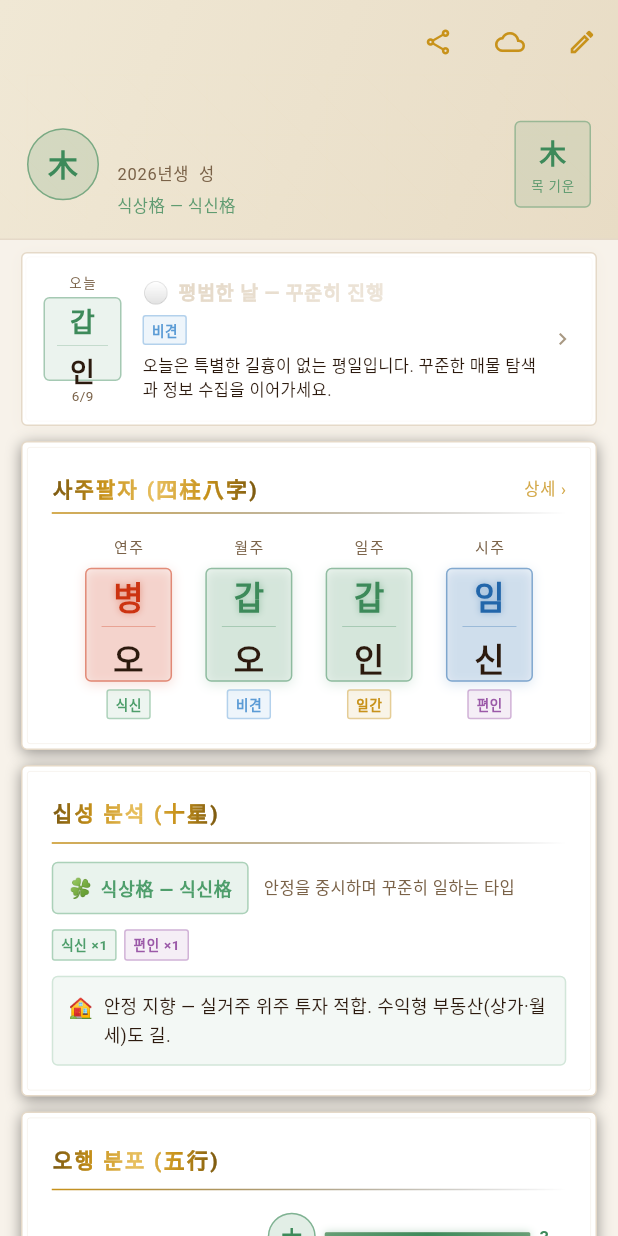
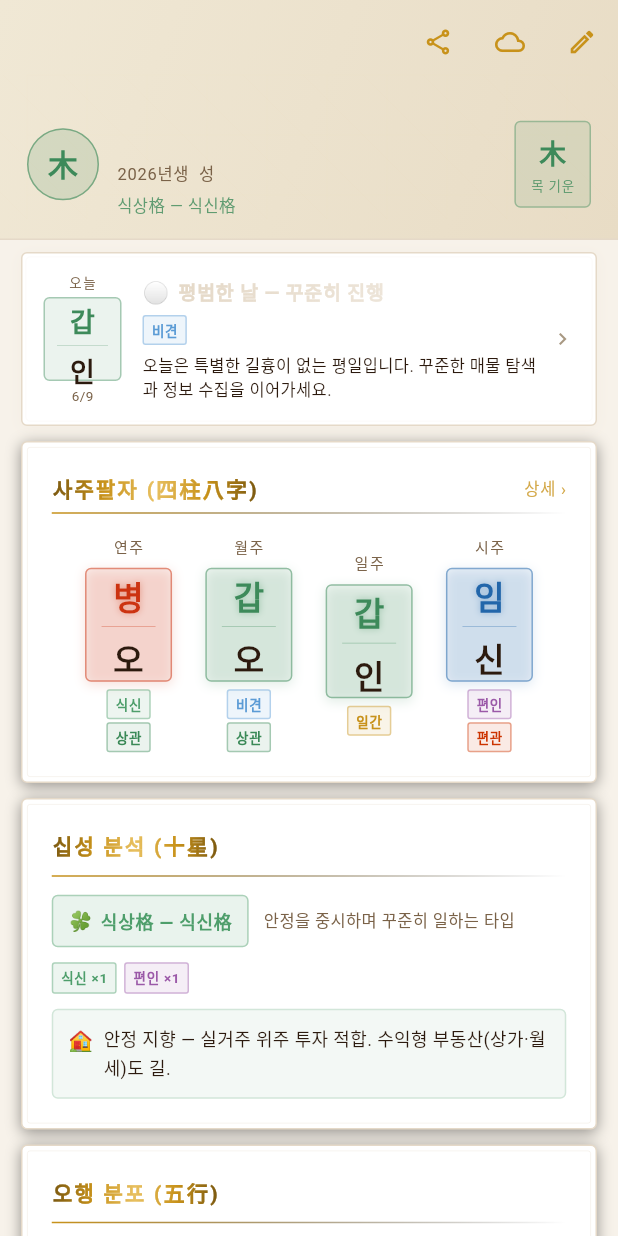
Before and after one commit to luzysal76/realestate-saju, a Flutter app: the DashboardScreen screen opened directly with empty values, on a phone screen of 412 x 824 dp. Run offline on Flutter 3.47's test engine with Material 3 defaults, Android fonts, the phone set to English and light mode, and no system bars; drawn by our look-alikes of flutter_animate; our stand-ins replace fl_chart, hive, hive_flutter, share_plus, shared_preferences, table_calendar; accounts and stored records are empty; network calls fail; Roboto replaces fonts that are missing (NotoSerifKR).

Commit message:
feat: 사주 기둥 지지 십성 표시 추가 (주기 기준)

```diff
--- a/lib/core/saju/saju_calculator.dart
+++ b/lib/core/saju/saju_calculator.dart
@@ -48,6 +48,13 @@ class SajuCalculator {
   // 오행 역극 (나를 극하는 오행)
   static const Map<String, String> geukMy = {
     '목': '금', '화': '수', '토': '목', '금': '화', '수': '토',
+  };
+
+  /// 지지 주기(主氣) — 십성 계산 시 대표 천간
+  static const Map<String, String> jijiMainCg = {
+    '자': '계', '축': '기', '인': '갑', '묘': '을',
+    '진': '무', '사': '병', '오': '정', '미': '기',
+    '신': '경', '유': '신', '술': '무', '해': '임',
   };
 
   // 지지 합충 (부동산 운세 해석용)
--- a/lib/core/widgets/korean_decorations.dart
+++ b/lib/core/widgets/korean_decorations.dart
@@ -239,8 +239,10 @@ class PillarCard extends StatelessWidget {
   final String jiji;
   final String label;
   final Color color;
-  final String? sipSeongLabel;
+  final String? sipSeongLabel;      // 천간 십성
   final Color? sipSeongColor;
+  final String? jijiSipSeongLabel;  // 지지 십성
+  final Color? jijiSipSeongColor;
 
   const PillarCard({
     super.key,
@@ -250,6 +252,8 @@ class PillarCard extends StatelessWidget {
     required this.color,
     this.sipSeongLabel,
     this.sipSeongColor,
+    this.jijiSipSeongLabel,
+    this.jijiSipSeongColor,
   });
 
   @override
@@ -294,7 +298,7 @@ class PillarCard extends StatelessWidget {
         ]),
       ),
       const SizedBox(height: 5),
-      // 십성 뱃지
+      // 천간 십성 뱃지
       if (sipSeongLabel != null)
         SipSeongBadge(
           name: sipSeongLabel!,
@@ -314,6 +318,15 @@ class PillarCard extends StatelessWidget {
             fontFamily: 'NotoSerifKR', letterSpacing: 0.5,
           )),
         ),
+      // 지지 십성 뱃지 (주기 기준)
+      if (jijiSipSeongLabel != null) ...[
+        const SizedBox(height: 2),
+        SipSeongBadge(
+          name: jijiSipSeongLabel!,
+          color: jijiSipSeongColor ?? AppColors.textSecondary,
+          small: true,
+        ),
+      ],
     ]);
   }
 }
--- a/lib/features/dashboard/dashboard_screen.dart
+++ b/lib/features/dashboard/dashboard_screen.dart
@@ -611,10 +611,22 @@ class _DashboardScreenState extends State<DashboardScreen> {
 
               String ssLabel = '일간';
               Color ssColor = AppColors.accent;
+              String? jijiSsLabel;
+              Color? jijiSsColor;
+
               if (idx != 2) {
+                // 천간 십성
                 final ss = SajuCalculator.calcSipSeong(ilgan, cg);
                 ssLabel = ss.name;
                 ssColor = _sipSeongColor(ss.name);
+                // 지지 십성 (주기 기준)
+                final jijiStr = data['jiji']!;
+                final mainCg = SajuCalculator.jijiMainCg[jijiStr];
+                if (mainCg != null) {
+                  final jijiSs = SajuCalculator.calcSipSeong(ilgan, mainCg);
+                  jijiSsLabel = jijiSs.name;
+                  jijiSsColor = _sipSeongColor(jijiSs.name);
+                }
               }
 
               return PillarCard(
@@ -624,6 +636,8 @@ class _DashboardScreenState extends State<DashboardScreen> {
                 color: color,
                 sipSeongLabel: ssLabel,
                 sipSeongColor: ssColor,
+                jijiSipSeongLabel: jijiSsLabel,
+                jijiSipSeongColor: jijiSsColor,
               );
             }).toList(),
           ),
```
